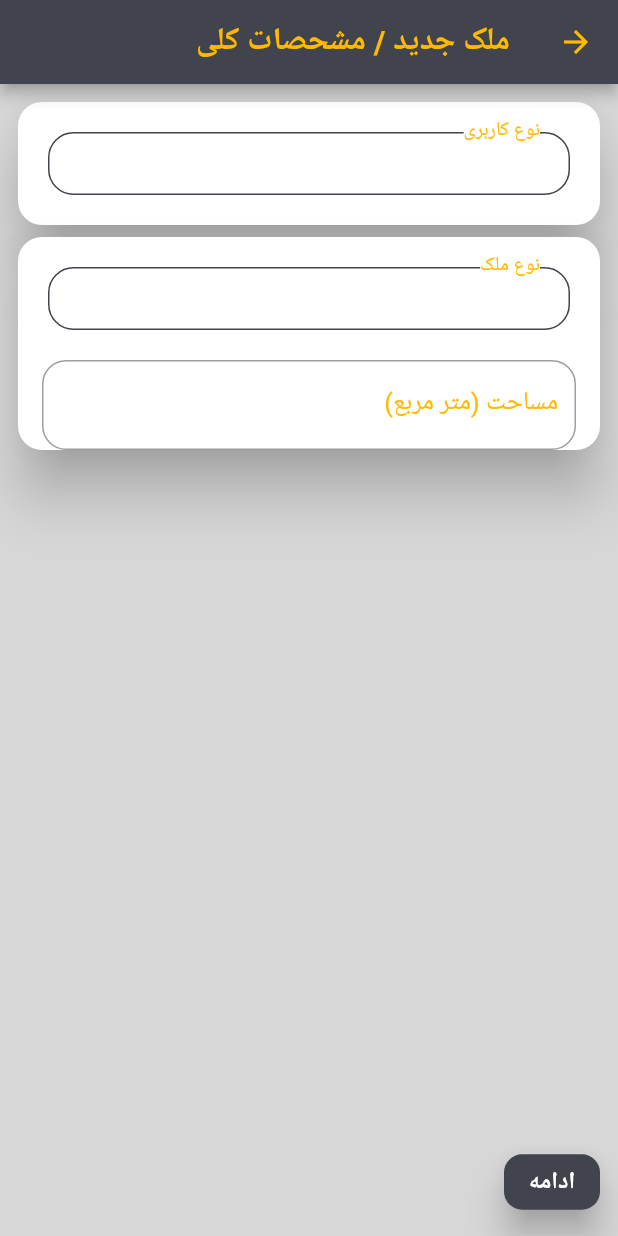
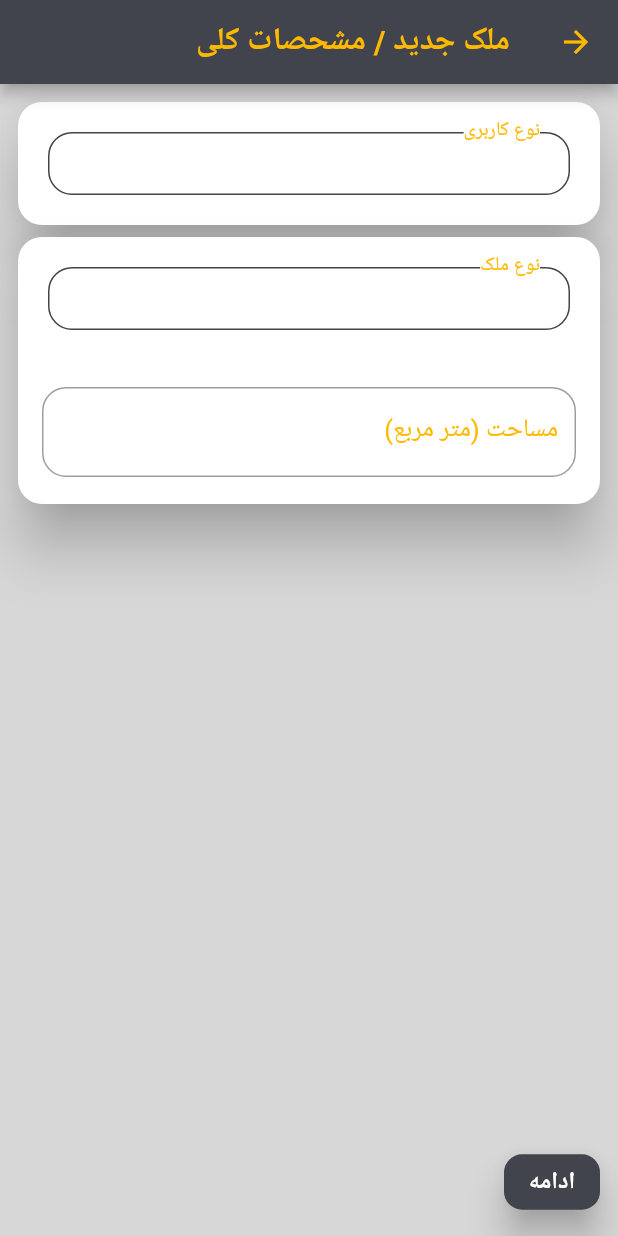
Before and after one commit to akaravi/ntk_flutter_estate, a Flutter app: the NewEstateScreen screen opened directly, on a phone screen of 412 x 824 dp. Run offline on Flutter 3.47's test engine with Material 2 defaults, Android fonts, the phone set to English and light mode, and no system bars; our stand-ins replace carousel_slider, flutter_html, flutter_map, infinite_scroll_pagination, intro_slider, latlong2 and 2 more; missing offline and left inert: base, flutter_exit_app, flutter_font_awesome_web_names.

Commit message:
fix error

```diff
--- a/lib/global_data.dart
+++ b/lib/global_data.dart
@@ -111,6 +111,7 @@ class GlobalString {
   static const String estimateLoc = "مکان تقریبی";
   static const String submitLocation = "ثبت مکان";
   static const String noLocSelected = "نقطه ای روی نقشه انتخب نشده است";
+  static const String selectLoc = "تعیین محدوده";
   static const String projects1 = "";
   static const String projects2 = "";
 
--- a/lib/screen/add/sub_new_estate_1.dart
+++ b/lib/screen/add/sub_new_estate_1.dart
@@ -17,7 +17,10 @@ class _Container1State extends State<SubNewEstate1> {
   @override
   Widget build(BuildContext context) {
     if (widget.screenWidth == -1) {
-      widget.screenWidth = MediaQuery.of(context).size.width;
+      widget.screenWidth = MediaQuery
+          .of(context)
+          .size
+          .width;
     }
     return FutureBuilder<Sub1Data>(
         future: widget.controller.subOneLoad(),
@@ -62,11 +65,12 @@ class _Container1State extends State<SubNewEstate1> {
                           textController: widget.controller.areaController),
                     //created year
                     if (widget.controller.item.propertyTypeLanduse != null &&
-                        (widget.controller.item.propertyTypeLanduse?.titleCreatedYaer ??
+                        (widget.controller.item.propertyTypeLanduse
+                            ?.titleCreatedYaer ??
                             "")
                             .isNotEmpty &&
-                        (widget.controller.item.propertyTypeLanduse
-                                    ?.titleCreatedYaer ??
+                        (widget.controller
+                            .item.propertyTypeLanduse?.titleCreatedYaer ??
                             "") !=
                             ("---"))
                       widget.textFieldBoxWidget(
@@ -78,8 +82,10 @@ class _Container1State extends State<SubNewEstate1> {
                           textController:
                           widget.controller.createdYearController),
                     //created year
-                    if (widget.controller.item.propertyTypeLanduse != null &&
-                        (widget.controller.item.propertyTypeLanduse?.titlePartition ??
+                    if (widget.controller.item.propertyTypeLanduse !=
+                        null &&
+                        (widget.controller.item.propertyTypeLanduse
+                            ?.titlePartition ??
                             "")
                             .isNotEmpty &&
                         (widget.controller.item.propertyTypeLanduse
@@ -90,11 +96,9 @@ class _Container1State extends State<SubNewEstate1> {
                           title: widget.controller.item.propertyTypeLanduse
                               ?.titlePartition ??
                               "",
-                              keyboardType:
-                                  const TextInputType.numberWithOptions(
+                          keyboardType: const TextInputType.numberWithOptions(
                               signed: false, decimal: false),
-                              textController:
-                                  widget.controller.partitionController)
+                          textController: widget.controller.partitionController)
                   ]),
               ],
             );
@@ -110,7 +114,9 @@ abstract class SubNewEstateBase extends StatefulWidget {
 
   SubNewEstateBase({Key? key, required this.controller});
 
-  Container box({required String title, required Widget widget}) {
+  Container box(
+      {bool? fitContainer, required String title, required Widget widget}) {
+    fitContainer ??= false;
     return Container(
       width: double.infinity,
       decoration: BoxDecoration(color: GlobalColor.colorBackground),
@@ -118,19 +124,27 @@ abstract class SubNewEstateBase extends StatefulWidget {
       child: Stack(
         clipBehavior: Clip.none,
         children: <Widget>[
-          Container(
+          ClipPath(
+              child: Container(
                   width: double.infinity,
                   decoration: BoxDecoration(
-                  borderRadius: BorderRadius.all(Radius.circular(17)),
-                  border:
-                      Border.all(width: 1, color: GlobalColor.colorPrimary)),
-              padding: EdgeInsets.only(
+                      borderRadius: BorderRadius.all(Radius.circular(16)),
+                      border: Border.all(
+                          width: 1, color: GlobalColor.colorPrimary)),
+                  padding: fitContainer
+                      ? EdgeInsets.zero
+                      : EdgeInsets.only(
                     right: 16,
                     left: 16,
                     bottom: 20,
                     top: 20,
                   ),
                   child: widget),
+              clipper: ShapeBorderClipper(
+                  shape: RoundedRectangleBorder(
+                      borderRadius: (fitContainer)
+                          ? BorderRadius.circular(16)
+                           :BorderRadius.zero))),
           Positioned(
             top: -10,
             right: 20,
@@ -166,8 +180,7 @@ abstract class SubNewEstateBase extends StatefulWidget {
     );
   }
 
-  TextField textFieldWidget(
-      {required TextEditingController textController,
+  TextField textFieldWidget({required TextEditingController textController,
     TextInputType? keyboardType}) {
     return TextField(
       controller: textController,
@@ -176,25 +189,30 @@ abstract class SubNewEstateBase extends StatefulWidget {
     );
   }
 
-  Widget textFieldBoxWidget(
-      {required String title,
+  Widget textFieldBoxWidget({required String title,
     required TextEditingController textController,
     TextInputType? keyboardType}) {
-    return Padding(
-      padding: const EdgeInsets.only(left: 16.0, right: 16),
+    return Container(
+      margin: EdgeInsets.only(top: 8, bottom: 8),
+      padding:
+      const EdgeInsets.only(top: 10, bottom: 10, left: 16.0, right: 16),
       child: TextField(
         controller: textController,
         keyboardType: keyboardType ?? TextInputType.number,
         decoration: InputDecoration(
-            border: OutlineInputBorder(borderSide: BorderSide(color: GlobalColor.colorPrimary,width: 1),
+            border: OutlineInputBorder(
+              borderSide: BorderSide(color: GlobalColor.colorPrimary, width: 1),
               borderRadius: BorderRadius.circular(16),
             ),
-            focusedBorder:  OutlineInputBorder(borderSide: BorderSide(color: GlobalColor.colorPrimary,width: 1),
+            focusedBorder: OutlineInputBorder(
+              borderSide: BorderSide(color: GlobalColor.colorPrimary, width: 1),
               borderRadius: BorderRadius.circular(16),
             ),
             floatingLabelBehavior: FloatingLabelBehavior.auto,
             labelText: title,
-            labelStyle: TextStyle(color: GlobalColor.colorAccent,)),
+            labelStyle: TextStyle(
+              color: GlobalColor.colorAccent,
+            )),
       ),
     );
   }
--- a/lib/screen/add/sub_new_estate_4.dart
+++ b/lib/screen/add/sub_new_estate_4.dart
@@ -24,6 +24,9 @@ class SubNewEstate4 extends SubNewEstateBase {
 class _Container1State extends State<SubNewEstate4> {
   @override
   Widget build(BuildContext context) {
+    if (widget.screenWidth == -1) {
+      widget.screenWidth = MediaQuery.of(context).size.width;
+    }
     return FutureBuilder<Sub4Data>(
         future: widget.controller.subFourLoad(),
         builder: (context, snapshot) {
--- a/lib/screen/add/sub_new_estate_5.dart
+++ b/lib/screen/add/sub_new_estate_5.dart
@@ -15,8 +15,12 @@ class SubNewEstate5 extends SubNewEstateBase {
 }
 
 class _Container1State extends State<SubNewEstate5> {
+
   @override
   Widget build(BuildContext context) {
+    if (widget.screenWidth == -1) {
+      widget.screenWidth = MediaQuery.of(context).size.width;
+    }
     return Column(
       children: [
         widget.card(children: [
```
Also changed, not shown: lib/screen/add/sub_new_estate_3.dart (+87 -30 lines). Lines whose indentation alone changed are shown as unchanged.
